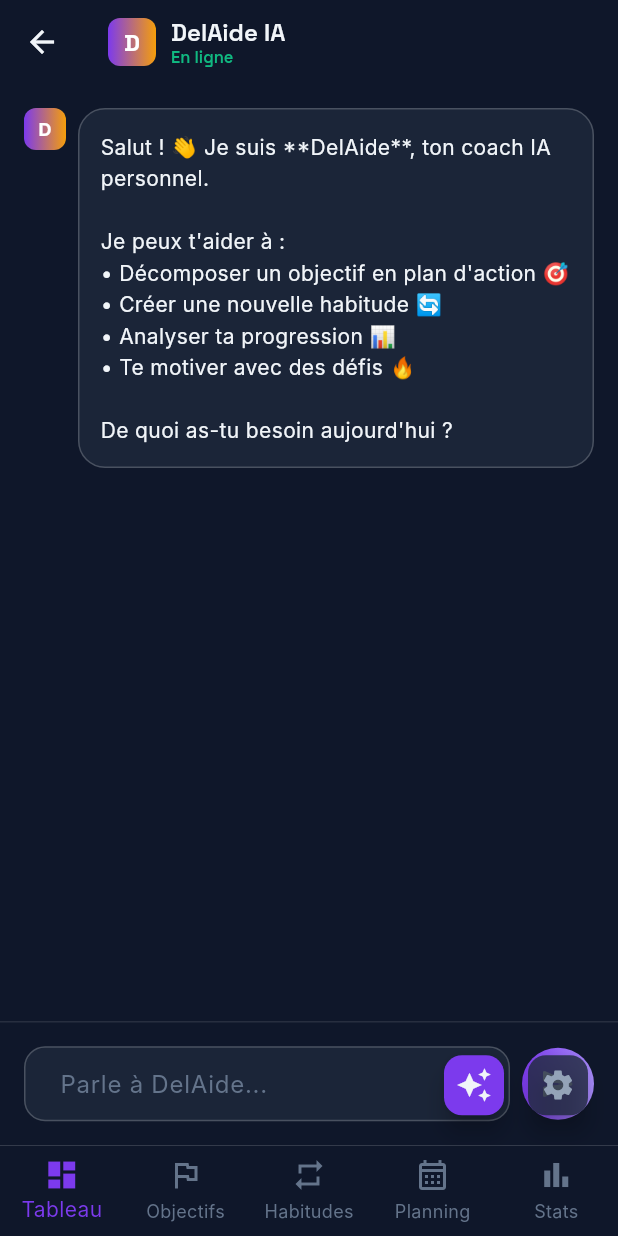
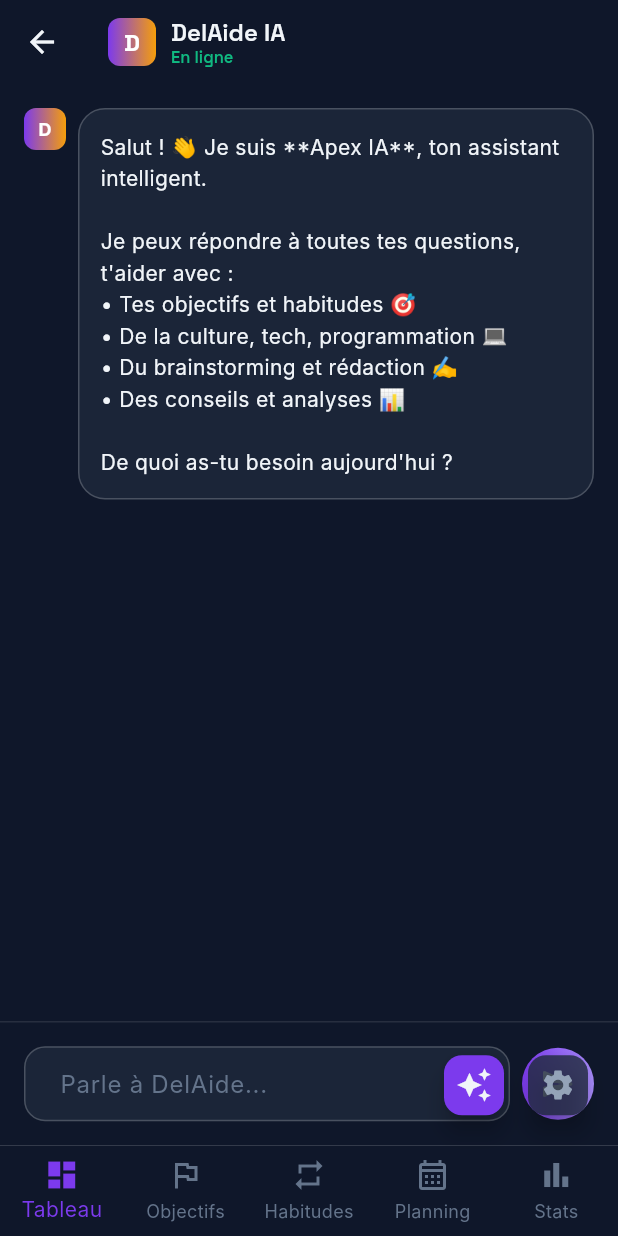
Before and after one commit to grandelagbanou28-gif/taDiscipline, a Flutter app: the ChatScreen screen opened by its route, after a tap on the "auto awesome" icon, on a phone screen of 412 x 824 dp. Run offline on Flutter 3.47's test engine with Material 3 defaults, Android fonts, the phone set to English and light mode, and no system bars; our stand-ins replace confetti, fl_chart, flutter_local_notifications, flutter_riverpod, go_router, image_picker and 3 more; missing offline and left inert: encrypt, jitsi_meet_flutter_sdk; accounts and stored records are empty; generated files the repository leaves out were written again; Roboto replaces fonts that are missing (Inter).

Commit message:
feat: update welcome message for Apex IA

```diff
--- a/taDiscipline/lib/features/chat/screens/chat_screen.dart
+++ b/taDiscipline/lib/features/chat/screens/chat_screen.dart
@@ -44,12 +44,12 @@ class _ChatScreenState extends ConsumerState<ChatScreen> {
     _messages.add(_ChatMessage(
       role: 'assistant',
       content:
-          'Salut ! 👋 Je suis **DelAide**, ton coach IA personnel.\n\n'
-          'Je peux t\'aider à :\n'
-          '• Décomposer un objectif en plan d\'action 🎯\n'
-          '• Créer une nouvelle habitude 🔄\n'
-          '• Analyser ta progression 📊\n'
-          '• Te motiver avec des défis 🔥\n\n'
+          'Salut ! 👋 Je suis **Apex IA**, ton assistant intelligent.\n\n'
+          'Je peux répondre à toutes tes questions, t\'aider avec :\n'
+          '• Tes objectifs et habitudes 🎯\n'
+          '• De la culture, tech, programmation 💻\n'
+          '• Du brainstorming et rédaction ✍️\n'
+          '• Des conseils et analyses 📊\n\n'
           'De quoi as-tu besoin aujourd\'hui ?',
     ));
   }
```
